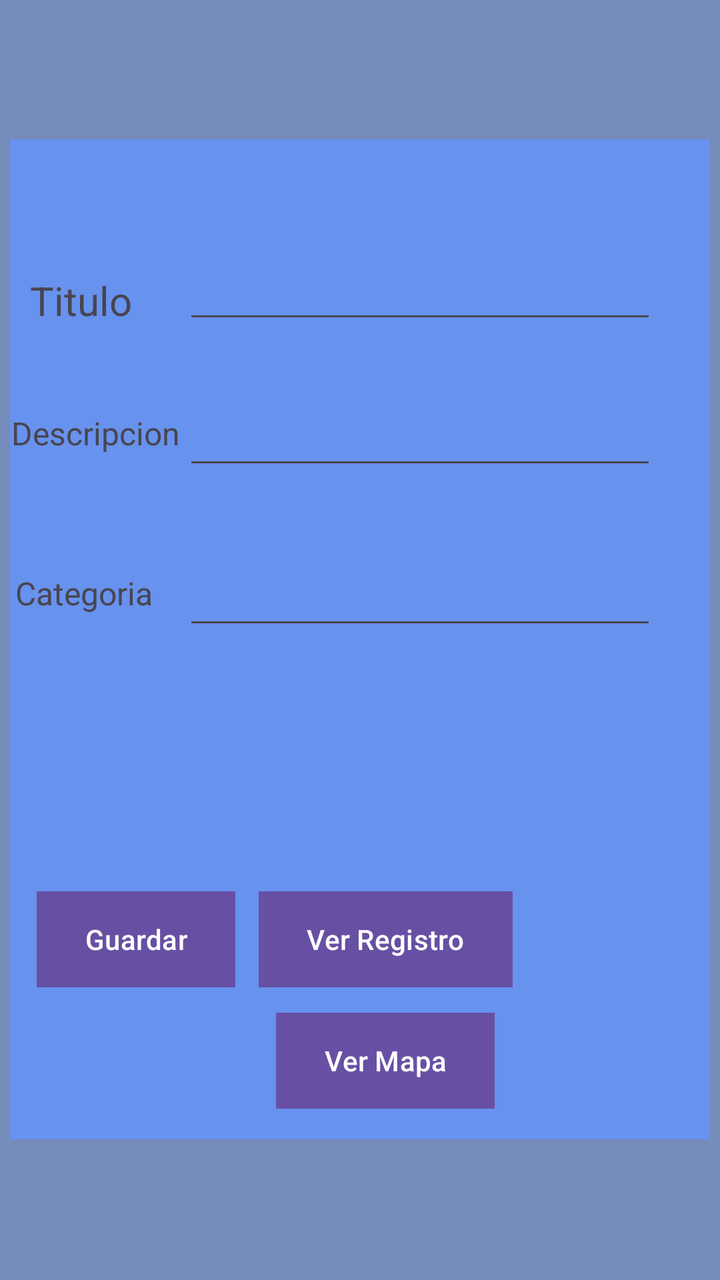
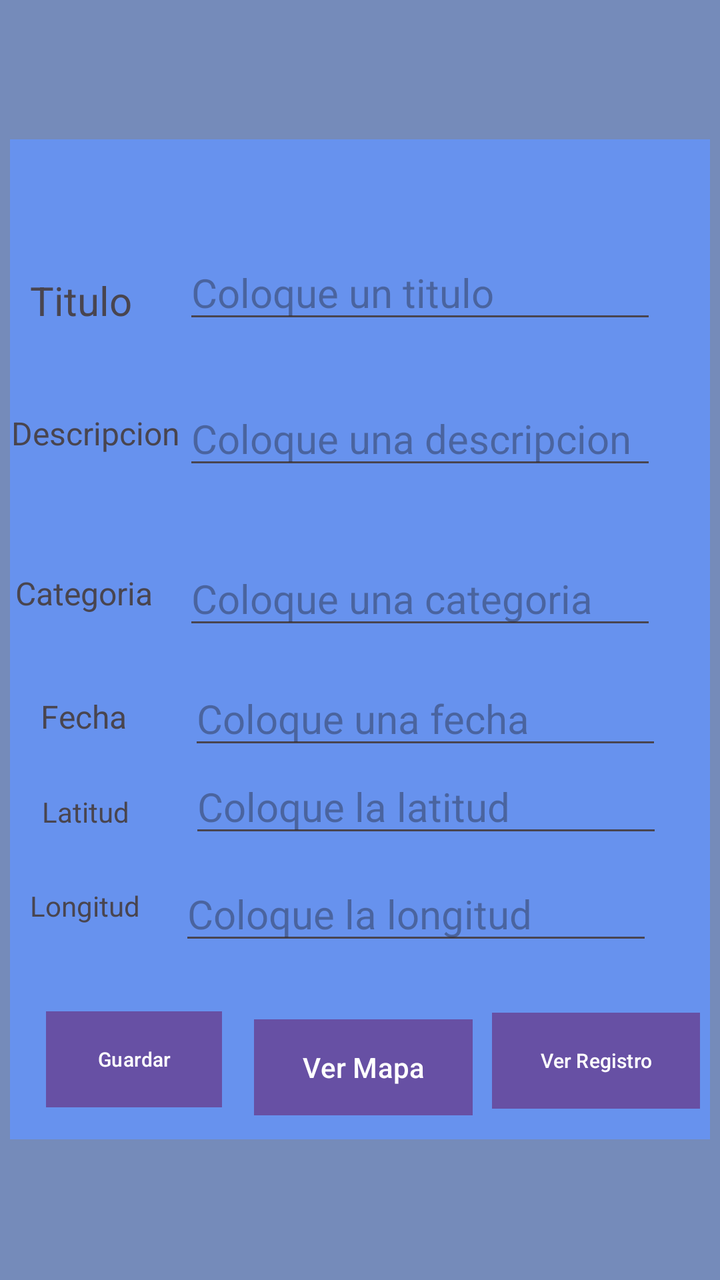

The first picture is an Android layout as it rendered before a commit; the second is the same layout after the commit. The layout source and the unified diff follow.
<!-- AndroidManifest.xml: application theme Theme.GeoRegistro -->
<!-- res/layout/activity_main.xml -->
<?xml version="1.0" encoding="utf-8"?>
<androidx.constraintlayout.widget.ConstraintLayout xmlns:android="http://schemas.android.com/apk/res/android"
    xmlns:app="http://schemas.android.com/apk/res-auto"
    xmlns:tools="http://schemas.android.com/tools"
    android:id="@+id/main"
    android:layout_width="match_parent"
    android:layout_height="match_parent"
    android:background="#758BBA"
    android:backgroundTint="#758BBA"
    tools:context=".MainActivity">

    <androidx.constraintlayout.widget.ConstraintLayout
        android:layout_width="350dp"
        android:layout_height="500dp"
        android:background="#6792EE"
        app:layout_constraintBottom_toBottomOf="parent"
        app:layout_constraintEnd_toEndOf="parent"
        app:layout_constraintHorizontal_bias="0.491"
        app:layout_constraintStart_toStartOf="parent"
        app:layout_constraintTop_toTopOf="parent"
        app:layout_constraintVertical_bias="0.497">

        <EditText
            android:id="@+id/txt_title"
            android:layout_width="wrap_content"
            android:layout_height="wrap_content"
            android:layout_marginStart="60dp"
            android:layout_marginBottom="350dp"
            android:ems="10"
            android:inputType="text"
            android:textSize="20sp"
            app:layout_constraintBottom_toBottomOf="parent"
            app:layout_constraintEnd_toEndOf="parent"
            app:layout_constraintStart_toStartOf="parent"
            app:layout_constraintTop_toTopOf="parent"
            app:layout_constraintVertical_bias="0.501" />

        <EditText
            android:id="@+id/txt_description"
            android:layout_width="wrap_content"
            android:layout_height="wrap_content"
            android:layout_marginStart="60dp"
            android:layout_marginBottom="330dp"
            android:ems="10"
            android:inputType="text"
            android:textSize="20sp"
            app:layout_constraintBottom_toBottomOf="parent"
            app:layout_constraintEnd_toEndOf="parent"
            app:layout_constraintStart_toStartOf="parent"
            app:layout_constraintTop_toTopOf="parent"
            app:layout_constraintVertical_bias="1.0" />

        <EditText
            android:id="@+id/txt_category"
            android:layout_width="wrap_content"
            android:layout_height="wrap_content"
            android:layout_marginStart="60dp"
            android:layout_marginBottom="250dp"
            android:ems="10"
            android:inputType="text"
            android:textSize="20sp"
            app:layout_constraintBottom_toBottomOf="parent"
            app:layout_constraintEnd_toEndOf="parent"
            app:layout_constraintStart_toStartOf="parent"
            app:layout_constraintTop_toTopOf="parent"
            app:layout_constraintVertical_bias="1.0" />

        <TextView
            android:id="@+id/textView3"
            android:layout_width="wrap_content"
            android:layout_height="wrap_content"
            android:layout_marginStart="10dp"
            android:layout_marginTop="75dp"
            android:layout_marginEnd="27dp"
            android:layout_marginBottom="406dp"
            android:text="Titulo"
            android:textSize="20sp"
            app:layout_constraintBottom_toBottomOf="parent"
            app:layout_constraintEnd_toStartOf="@+id/txt_title"
            app:layout_constraintHorizontal_bias="0.0"
            app:layout_constraintStart_toStartOf="parent"
            app:layout_constraintTop_toTopOf="parent"
            app:layout_constraintVertical_bias="1.0" />

        <TextView
            android:id="@+id/textView4"
            android:layout_width="wrap_content"
            android:layout_height="wrap_content"
            android:text="Descripcion"
            android:textSize="16sp"
            app:layout_constraintBottom_toBottomOf="parent"
            app:layout_constraintEnd_toStartOf="@+id/txt_description"
            app:layout_constraintHorizontal_bias="0.344"
            app:layout_constraintStart_toStartOf="parent"
            app:layout_constraintTop_toTopOf="parent"
            app:layout_constraintVertical_bias="0.284" />

        <TextView
            android:id="@+id/textView5"
            android:layout_width="wrap_content"
            android:layout_height="wrap_content"
            android:layout_marginTop="110dp"
            android:layout_marginEnd="8dp"
            android:text="Categoria"
            android:textSize="16sp"
            app:layout_constraintBottom_toBottomOf="parent"
            app:layout_constraintEnd_toStartOf="@+id/txt_category"
            app:layout_constraintHorizontal_bias="0.277"
            app:layout_constraintStart_toStartOf="parent"
            app:layout_constraintTop_toTopOf="parent"
            app:layout_constraintVertical_bias="0.288" />

        <Button
            android:id="@+id/btn_save"
            android:layout_width="wrap_content"
            android:layout_height="wrap_content"
            android:layout_marginStart="18dp"
            android:layout_marginTop="300dp"
            android:layout_marginEnd="242dp"
            android:background="#707787"
            android:backgroundTint="#707787"
            android:text="Guardar"
            android:textColorLink="#707787"
            app:layout_constraintBottom_toBottomOf="parent"
            app:layout_constraintEnd_toEndOf="parent"
            app:layout_constraintStart_toStartOf="parent"
            app:layout_constraintTop_toTopOf="parent" />

        <Button
            android:id="@+id/btn_register"
            android:layout_width="wrap_content"
            android:layout_height="wrap_content"
            android:layout_marginStart="60dp"
            android:layout_marginTop="126dp"
            android:layout_marginEnd="147dp"
            android:layout_marginBottom="76dp"
            android:background="#707787"
            android:backgroundTint="#707787"
            android:drawableTint="#707787"
            android:foregroundTint="#707787"
            android:text="Ver Registro"
            android:textSize="14sp"
            app:iconSize="15dp"
            app:iconTint="#707787"
            app:layout_constraintBottom_toBottomOf="parent"
            app:layout_constraintEnd_toEndOf="parent"
            app:layout_constraintStart_toEndOf="@+id/btn_save"
            app:layout_constraintTop_toBottomOf="@+id/txt_category" />

        <Button
            android:id="@+id/btn_map"
            android:layout_width="wrap_content"
            android:layout_height="wrap_content"
            android:layout_marginStart="133dp"
            android:layout_marginTop="12dp"
            android:layout_marginEnd="108dp"
            android:layout_marginBottom="15dp"
            android:background="#707787"
            android:text="Ver Mapa"
            app:layout_constraintBottom_toBottomOf="parent"
            app:layout_constraintEnd_toEndOf="parent"
            app:layout_constraintStart_toStartOf="parent"
            app:layout_constraintTop_toBottomOf="@+id/btn_register" />

        <TextView
            android:id="@+id/warning"
            android:layout_width="wrap_content"
            android:layout_height="wrap_content"
            android:layout_marginStart="147dp"
            android:layout_marginTop="44dp"
            android:layout_marginEnd="145dp"
            android:layout_marginBottom="62dp"
            app:layout_constraintBottom_toTopOf="@+id/btn_register"
            app:layout_constraintEnd_toEndOf="parent"
            app:layout_constraintStart_toStartOf="parent"
            app:layout_constraintTop_toBottomOf="@+id/txt_category" />

    </androidx.constraintlayout.widget.ConstraintLayout>

    <TextView
        android:id="@+id/textView2"
        android:layout_width="wrap_content"
        android:layout_height="wrap_content"
        android:layout_marginStart="178dp"
        android:layout_marginTop="24dp"
        android:layout_marginEnd="178dp"
        android:layout_marginBottom="688dp"
        android:fontFamily="serif"
        android:text="Formulario"
        android:textSize="34sp"
        app:layout_constraintBottom_toBottomOf="parent"
        app:layout_constraintEnd_toEndOf="parent"
        app:layout_constraintStart_toStartOf="parent"
        app:layout_constraintTop_toTopOf="parent" />
</androidx.constraintlayout.widget.ConstraintLayout>
<!-- resources referenced by this layout -->
<resources>
  <style name="Theme.GeoRegistro" parent="Base.Theme.GeoRegistro" />
  <style name="Base.Theme.GeoRegistro" parent="Theme.Material3.DayNight.NoActionBar">
          
          
      </style>
</resources>

<!-- the commit's change to res/layout/activity_main.xml (unified diff, before → after) -->
@@ -27,6 +27,7 @@
             android:layout_marginStart="60dp"
             android:layout_marginBottom="350dp"
             android:ems="10"
+            android:hint="Coloque un titulo"
             android:inputType="text"
             android:textSize="20sp"
             app:layout_constraintBottom_toBottomOf="parent"
@@ -42,6 +43,7 @@
             android:layout_marginStart="60dp"
             android:layout_marginBottom="330dp"
             android:ems="10"
+            android:hint="Coloque una descripcion"
             android:inputType="text"
             android:textSize="20sp"
             app:layout_constraintBottom_toBottomOf="parent"
@@ -57,6 +59,7 @@
             android:layout_marginStart="60dp"
             android:layout_marginBottom="250dp"
             android:ems="10"
+            android:hint="Coloque una categoria"
             android:inputType="text"
             android:textSize="20sp"
             app:layout_constraintBottom_toBottomOf="parent"
@@ -121,59 +124,155 @@
             android:backgroundTint="#707787"
             android:text="Guardar"
             android:textColorLink="#707787"
-            app:layout_constraintBottom_toBottomOf="parent"
-            app:layout_constraintEnd_toEndOf="parent"
-            app:layout_constraintStart_toStartOf="parent"
-            app:layout_constraintTop_toTopOf="parent" />
+            android:textSize="10dp"
+            app:layout_constraintBottom_toBottomOf="parent"
+            app:layout_constraintEnd_toEndOf="parent"
+            app:layout_constraintHorizontal_bias="0.0"
+            app:layout_constraintStart_toStartOf="parent"
+            app:layout_constraintTop_toTopOf="parent"
+            app:layout_constraintVertical_bias="0.894" />
 
         <Button
             android:id="@+id/btn_register"
             android:layout_width="wrap_content"
             android:layout_height="wrap_content"
-            android:layout_marginStart="60dp"
+            android:layout_marginStart="50dp"
             android:layout_marginTop="126dp"
-            android:layout_marginEnd="147dp"
-            android:layout_marginBottom="76dp"
             android:background="#707787"
             android:backgroundTint="#707787"
             android:drawableTint="#707787"
             android:foregroundTint="#707787"
             android:text="Ver Registro"
-            android:textSize="14sp"
-            app:iconSize="15dp"
+            android:textSize="10sp"
+            app:iconSize="10dp"
             app:iconTint="#707787"
             app:layout_constraintBottom_toBottomOf="parent"
             app:layout_constraintEnd_toEndOf="parent"
-            app:layout_constraintStart_toEndOf="@+id/btn_save"
-            app:layout_constraintTop_toBottomOf="@+id/txt_category" />
+            app:layout_constraintHorizontal_bias="0.974"
+            app:layout_constraintStart_toStartOf="parent"
+            app:layout_constraintTop_toTopOf="parent"
+            app:layout_constraintVertical_bias="0.953" />
 
         <Button
             android:id="@+id/btn_map"
             android:layout_width="wrap_content"
             android:layout_height="wrap_content"
-            android:layout_marginStart="133dp"
-            android:layout_marginTop="12dp"
-            android:layout_marginEnd="108dp"
-            android:layout_marginBottom="15dp"
+            android:layout_marginStart="16dp"
+            android:layout_marginTop="440dp"
             android:background="#707787"
             android:text="Ver Mapa"
-            app:layout_constraintBottom_toBottomOf="parent"
-            app:layout_constraintEnd_toEndOf="parent"
-            app:layout_constraintStart_toStartOf="parent"
-            app:layout_constraintTop_toBottomOf="@+id/btn_register" />
+            android:textSize="14sp"
+            app:layout_constraintBottom_toBottomOf="parent"
+            app:layout_constraintEnd_toEndOf="parent"
+            app:layout_constraintHorizontal_bias="0.0"
+            app:layout_constraintStart_toEndOf="@+id/btn_save"
+            app:layout_constraintTop_toTopOf="parent"
+            app:layout_constraintVertical_bias="0.0" />
 
         <TextView
             android:id="@+id/warning"
             android:layout_width="wrap_content"
             android:layout_height="wrap_content"
-            android:layout_marginStart="147dp"
-            android:layout_marginTop="44dp"
-            android:layout_marginEnd="145dp"
-            android:layout_marginBottom="62dp"
-            app:layout_constraintBottom_toTopOf="@+id/btn_register"
-            app:layout_constraintEnd_toEndOf="parent"
-            app:layout_constraintStart_toStartOf="parent"
-            app:layout_constraintTop_toBottomOf="@+id/txt_category" />
+            android:layout_marginStart="175dp"
+            android:layout_marginTop="16dp"
+            android:layout_marginEnd="175dp"
+            android:layout_marginBottom="465dp"
+            app:layout_constraintBottom_toBottomOf="parent"
+            app:layout_constraintEnd_toEndOf="parent"
+            app:layout_constraintStart_toStartOf="parent"
+            app:layout_constraintTop_toTopOf="parent" />
+
+        <TextView
+            android:id="@+id/textView6"
+            android:layout_width="wrap_content"
+            android:layout_height="wrap_content"
+            android:layout_marginStart="16dp"
+            android:layout_marginTop="40dp"
+            android:layout_marginEnd="31dp"
+            android:text="Fecha"
+            android:textSize="16dp"
+            app:layout_constraintBottom_toBottomOf="parent"
+            app:layout_constraintEnd_toStartOf="@+id/txt_date"
+            app:layout_constraintHorizontal_bias="1.0"
+            app:layout_constraintStart_toStartOf="parent"
+            app:layout_constraintTop_toBottomOf="@+id/textView5"
+            app:layout_constraintVertical_bias="0.0" />
+
+        <EditText
+            android:id="@+id/txt_date"
+            android:layout_width="wrap_content"
+            android:layout_height="wrap_content"
+            android:layout_marginTop="16dp"
+            android:layout_marginEnd="24dp"
+            android:ems="10"
+            android:hint="Coloque una fecha"
+            android:inputType="datetime"
+            android:textSize="20sp"
+            app:layout_constraintBottom_toBottomOf="parent"
+            app:layout_constraintEnd_toEndOf="parent"
+            app:layout_constraintTop_toBottomOf="@+id/txt_category"
+            app:layout_constraintVertical_bias="0.0" />
+
+        <TextView
+            android:id="@+id/textView7"
+            android:layout_width="wrap_content"
+            android:layout_height="wrap_content"
+            android:text="Latitud"
+            app:layout_constraintBottom_toBottomOf="parent"
+            app:layout_constraintEnd_toEndOf="parent"
+            app:layout_constraintHorizontal_bias="0.052"
+            app:layout_constraintStart_toStartOf="parent"
+            app:layout_constraintTop_toTopOf="parent"
+            app:layout_constraintVertical_bias="0.679" />
+
+        <EditText
+            android:id="@+id/txt_latitude"
+            android:layout_width="wrap_content"
+            android:layout_height="wrap_content"
+            android:layout_marginStart="70dp"
+            android:layout_marginBottom="16dp"
+            android:ems="10"
+            android:hint="Coloque la latitud"
+            android:inputType="number|numberDecimal"
+            android:textSize="20sp"
+            app:layout_constraintBottom_toTopOf="@+id/txt_longitude"
+            app:layout_constraintEnd_toEndOf="parent"
+            app:layout_constraintHorizontal_bias="0.454"
+            app:layout_constraintStart_toStartOf="parent"
+            app:layout_constraintTop_toBottomOf="@+id/txt_date"
+            app:layout_constraintVertical_bias="0.0" />
+
+        <TextView
+            android:id="@+id/textView8"
+            android:layout_width="wrap_content"
+            android:layout_height="wrap_content"
+            android:layout_marginStart="10dp"
+            android:layout_marginEnd="25dp"
+            android:layout_marginBottom="26dp"
+            android:text="Longitud"
+            app:layout_constraintBottom_toTopOf="@+id/btn_save"
+            app:layout_constraintEnd_toStartOf="@+id/txt_longitude"
+            app:layout_constraintHorizontal_bias="0.0"
+            app:layout_constraintStart_toStartOf="parent"
+            app:layout_constraintTop_toTopOf="parent"
+            app:layout_constraintVertical_bias="0.956" />
+
+        <EditText
+            android:id="@+id/txt_longitude"
+            android:layout_width="wrap_content"
+            android:layout_height="wrap_content"
+            android:layout_marginStart="25dp"
+            android:layout_marginTop="340dp"
+            android:layout_marginBottom="5dp"
+            android:ems="10"
+            android:hint="Coloque la longitud"
+            android:inputType="number|numberDecimal"
+            android:textSize="20sp"
+            app:layout_constraintBottom_toTopOf="@+id/btn_save"
+            app:layout_constraintEnd_toEndOf="parent"
+            app:layout_constraintHorizontal_bias="0.674"
+            app:layout_constraintStart_toStartOf="parent"
+            app:layout_constraintTop_toTopOf="parent" />
 
     </androidx.constraintlayout.widget.ConstraintLayout>
 
